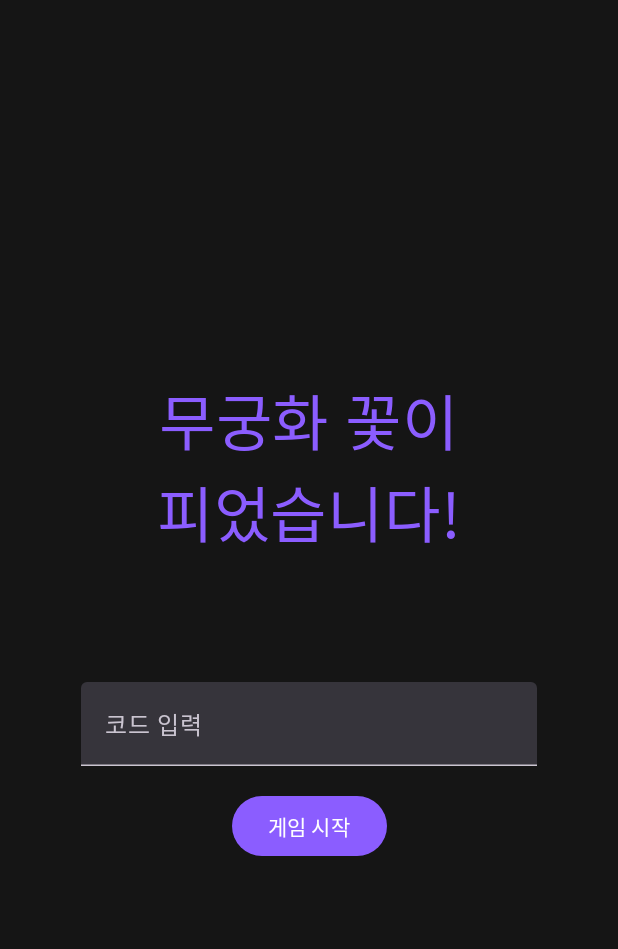
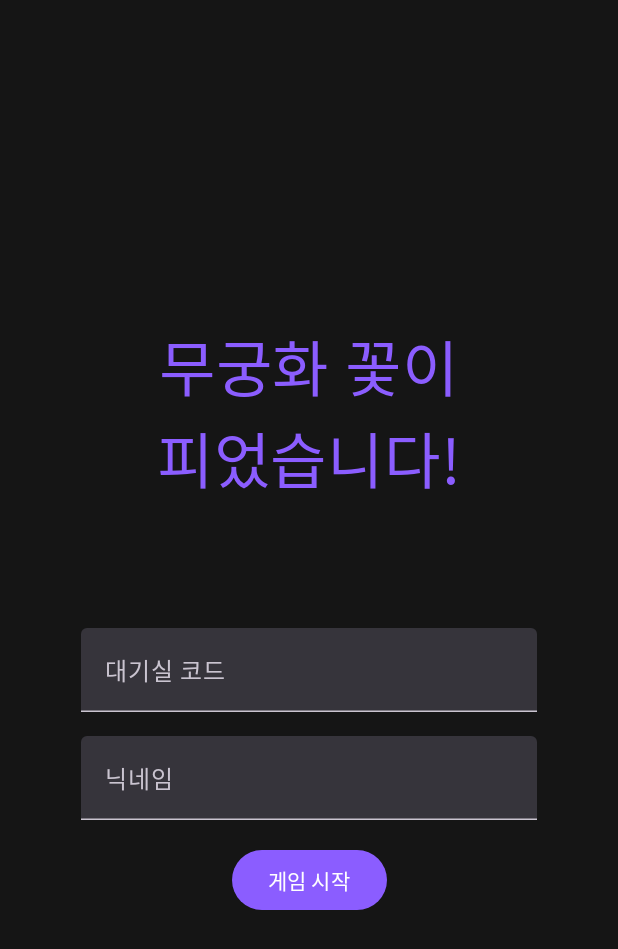
Before and after one commit to SharonProject1/SharonApp, an Android app built with Jetpack Compose: the screen it shows after launch (MainActivity), on a phone screen of 412 x 824 dp. Shown: the top 949 px of the screen. Run offline under Robolectric (Android 15) with nearby library versions, the phone set to English and light mode, and no system bars.

Commit message:
HomeScreen id 입력란 추가

```diff
--- a/app/src/main/java/com/example/sharon/screens/Home.kt
+++ b/app/src/main/java/com/example/sharon/screens/Home.kt
@@ -40,6 +40,7 @@ class Home {
             val screenHeight = configuration.screenHeightDp
 
             var codeInput by remember { mutableStateOf(TextFieldValue("")) }
+            var idInput by remember { mutableStateOf(TextFieldValue("")) }
 
             Scaffold { innerPadding ->
                 Box(
@@ -69,7 +70,15 @@ class Home {
                         TextField(
                             value = codeInput,
                             onValueChange = { codeInput = it },
-                            placeholder = { Text(text = "코드 입력") },
+                            placeholder = { Text(text = "대기실 코드") },
+                            modifier = Modifier.fillMaxWidth(0.8f),
+                            keyboardOptions = KeyboardOptions(keyboardType = KeyboardType.Text)
+                        )
+                        Spacer(modifier = Modifier.height((screenHeight * 2/100).dp))
+                        TextField(
+                            value = idInput,
+                            onValueChange = { idInput = it },
+                            placeholder = { Text(text = "닉네임") },
                             modifier = Modifier.fillMaxWidth(0.8f),
                             keyboardOptions = KeyboardOptions(keyboardType = KeyboardType.Text)
                         )
```
